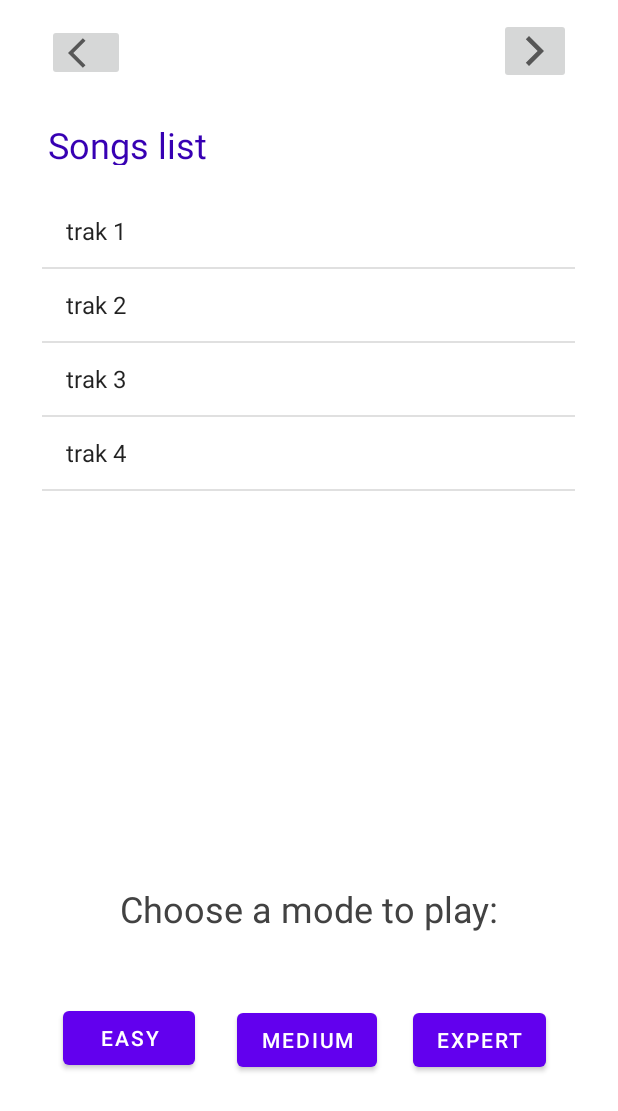
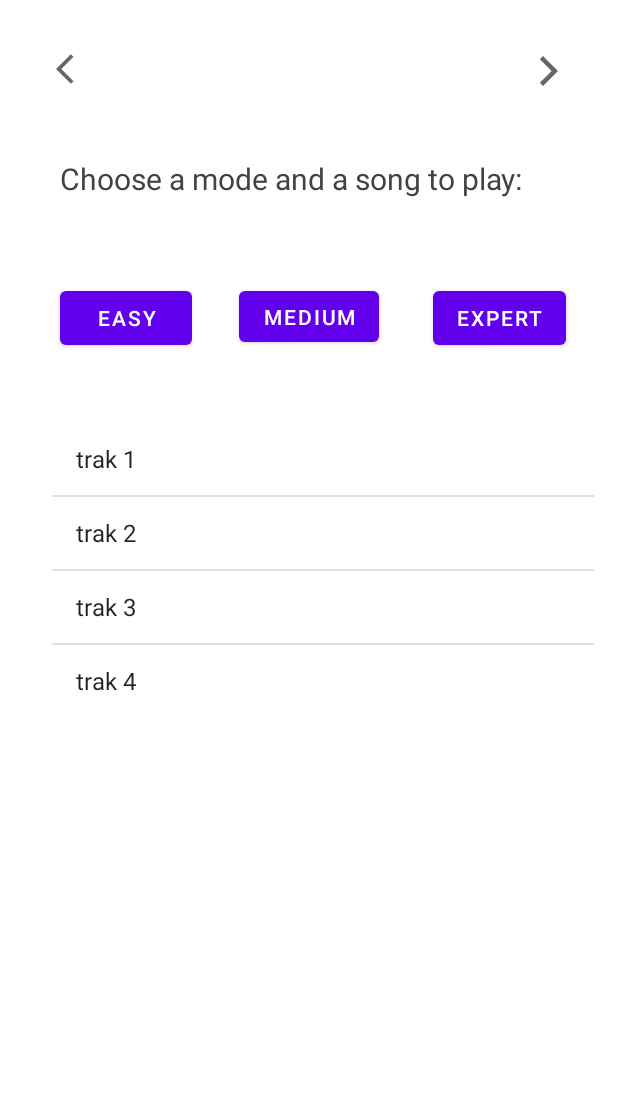
Before and after one commit to Salma22ch/HCI909-Project-Tap-Tap, an Android app: the PickActivity screen opened directly, with no data from a screen before it, on a phone screen of 412 x 824 dp. Shown: the top 1111 px of the screen. Run offline under Robolectric (Android 15) with nearby library versions, the phone set to English and light mode, and no system bars.

Commit message:
styles & layout

```diff
--- a/app/src/main/res/layout/activity_easy.xml
+++ b/app/src/main/res/layout/activity_easy.xml
@@ -7,9 +7,10 @@
 
     <androidx.constraintlayout.widget.ConstraintLayout
         android:id="@+id/top_bar"
-        android:layout_width="406dp"
-        android:layout_height="138dp"
+        android:layout_width="436dp"
+        android:layout_height="157dp"
         android:layout_marginBottom="1dp"
+        android:background="@android:color/darker_gray"
         app:layout_constraintBottom_toTopOf="@+id/first_layout"
         app:layout_constraintEnd_toEndOf="parent"
         app:layout_constraintHorizontal_bias="0.0"
@@ -48,8 +49,8 @@
 
     <androidx.constraintlayout.widget.ConstraintLayout
         android:id="@+id/first_layout"
-        android:layout_width="136dp"
-        android:layout_height="682dp"
+        android:layout_width="133dp"
+        android:layout_height="696dp"
         android:layout_marginStart="1dp"
         android:layout_marginLeft="1dp"
         android:layout_marginEnd="1dp"
@@ -66,8 +67,8 @@
             android:layout_width="wrap_content"
             android:layout_height="wrap_content"
             android:layout_marginBottom="32dp"
+            android:background="@android:color/holo_red_light"
             android:text="@string/tap_one"
-            android:background="@android:color/holo_red_light"
             android:textSize="24sp"
             app:backgroundTint="@android:color/holo_red_light"
             app:layout_constraintBottom_toBottomOf="parent"
@@ -77,8 +78,8 @@
 
     <androidx.constraintlayout.widget.ConstraintLayout
         android:id="@+id/second_layout"
-        android:layout_width="129dp"
-        android:layout_height="680dp"
+        android:layout_width="133dp"
+        android:layout_height="700dp"
         android:layout_weight="2"
         app:layout_constraintBottom_toBottomOf="parent"
         app:layout_constraintEnd_toEndOf="parent"
@@ -92,9 +93,9 @@
             android:layout_height="57dp"
             android:layout_marginBottom="32dp"
             android:background="@android:color/holo_blue_dark"
-            app:backgroundTint="@android:color/holo_blue_dark"
             android:text="@string/tap_two"
             android:textSize="24sp"
+            app:backgroundTint="@android:color/holo_blue_dark"
             app:layout_constraintBottom_toBottomOf="parent"
             app:layout_constraintEnd_toEndOf="parent"
             app:layout_constraintHorizontal_bias="0.483"
@@ -103,8 +104,8 @@
 
     <androidx.constraintlayout.widget.ConstraintLayout
         android:id="@+id/third_layout"
-        android:layout_width="138dp"
-        android:layout_height="682dp"
+        android:layout_width="140dp"
+        android:layout_height="699dp"
         android:layout_weight="2"
         app:layout_constraintBottom_toBottomOf="parent"
         app:layout_constraintEnd_toEndOf="parent"
@@ -118,9 +119,9 @@
             android:layout_width="wrap_content"
             android:layout_height="wrap_content"
             android:layout_marginBottom="36dp"
+            android:background="@android:color/holo_green_dark"
             android:text="@string/tap_three"
             android:textSize="24sp"
-            app:background="@android:color/holo_green_dark"
             app:backgroundTint="@android:color/holo_green_dark"
             app:layout_constraintBottom_toBottomOf="parent"
             app:layout_constraintEnd_toEndOf="parent"
--- a/app/src/main/res/layout/activity_pick.xml
+++ b/app/src/main/res/layout/activity_pick.xml
@@ -5,88 +5,81 @@
     android:layout_width="match_parent"
     android:layout_height="match_parent">
 
-    <TextView
-        android:id="@+id/textView"
-        android:layout_width="147dp"
-        android:layout_height="30dp"
-        android:layout_marginTop="80dp"
-        android:text="@string/song_list"
-        android:textColor="@color/purple_700"
-        android:textSize="24sp"
-        app:layout_constraintEnd_toEndOf="parent"
-        app:layout_constraintHorizontal_bias="0.121"
-        app:layout_constraintStart_toStartOf="parent"
-        app:layout_constraintTop_toTopOf="parent" />
-
     <ImageButton
         android:id="@+id/previous"
-        android:layout_width="52dp"
-        android:layout_height="38dp"
-        android:layout_marginTop="16dp"
+        android:layout_width="43dp"
+        android:layout_height="43dp"
+        android:layout_marginTop="24dp"
+        android:background="@color/white"
         android:contentDescription="@string/previous"
-        app:layout_constraintEnd_toEndOf="parent"
-        app:layout_constraintHorizontal_bias="0.087"
+        app:layout_constraintEnd_toStartOf="@+id/next"
+        app:layout_constraintHorizontal_bias="0.089"
         app:layout_constraintStart_toStartOf="parent"
         app:layout_constraintTop_toTopOf="parent"
         app:srcCompat="@drawable/ic_back_arrow" />
 
     <ImageButton
         android:id="@+id/next"
-        android:layout_width="wrap_content"
-        android:layout_height="wrap_content"
-        android:layout_marginTop="12dp"
+        android:layout_width="31dp"
+        android:layout_height="38dp"
+        android:layout_marginTop="28dp"
+        android:background="@color/white"
         android:contentDescription="@string/next"
         app:layout_constraintEnd_toEndOf="parent"
-        app:layout_constraintHorizontal_bias="0.914"
+        app:layout_constraintHorizontal_bias="0.919"
         app:layout_constraintStart_toStartOf="parent"
         app:layout_constraintTop_toTopOf="parent"
         app:srcCompat="@drawable/ic_forward_arrow" />
 
     <ListView
         android:id="@+id/listOfSongs"
-        android:layout_width="355dp"
-        android:layout_height="403dp"
-        android:layout_marginTop="20dp"
+        android:layout_width="361dp"
+        android:layout_height="wrap_content"
+        android:layout_marginTop="48dp"
+        android:layout_marginEnd="16dp"
+        android:layout_marginRight="16dp"
         app:layout_constraintEnd_toEndOf="parent"
-        app:layout_constraintHorizontal_bias="0.491"
-        app:layout_constraintStart_toStartOf="parent"
-        app:layout_constraintTop_toBottomOf="@+id/textView" />
+        app:layout_constraintTop_toBottomOf="@+id/MediumMode" />
 
     <TextView
         android:id="@+id/Mode"
         android:layout_width="wrap_content"
         android:layout_height="43dp"
-        android:layout_marginTop="56dp"
+        android:layout_marginStart="40dp"
+        android:layout_marginLeft="40dp"
+        android:layout_marginTop="20dp"
+        android:layout_marginBottom="21dp"
         android:text="@string/mode"
         android:textColor="@color/cardview_dark_background"
-        android:textSize="24sp"
-        app:layout_constraintEnd_toEndOf="parent"
+        android:textSize="20sp"
+        app:layout_constraintBottom_toTopOf="@+id/EasyMode"
         app:layout_constraintStart_toStartOf="parent"
-        app:layout_constraintTop_toBottomOf="@+id/listOfSongs" />
+        app:layout_constraintTop_toBottomOf="@+id/previous"
+        app:layout_constraintVertical_bias="0.506" />
 
     <Button
         android:id="@+id/EasyMode"
         android:layout_width="wrap_content"
         android:layout_height="wrap_content"
-        android:layout_marginBottom="108dp"
+        android:layout_marginTop="188dp"
+        android:layout_marginEnd="31dp"
+        android:layout_marginRight="31dp"
         android:text="@string/easy_mode"
-        app:layout_constraintBottom_toBottomOf="parent"
-        app:layout_constraintEnd_toEndOf="parent"
-        app:layout_constraintHorizontal_bias="0.13"
-        app:layout_constraintStart_toStartOf="parent" />
+        app:layout_constraintEnd_toStartOf="@+id/MediumMode"
+        app:layout_constraintHorizontal_bias="1.0"
+        app:layout_constraintStart_toStartOf="parent"
+        app:layout_constraintTop_toTopOf="parent" />
 
     <Button
         android:id="@+id/MediumMode"
         android:layout_width="wrap_content"
-        android:layout_height="wrap_content"
-        android:layout_marginStart="28dp"
-        android:layout_marginLeft="28dp"
-        android:layout_marginTop="80dp"
+        android:layout_height="46dp"
+        android:layout_marginTop="188dp"
         android:text="@string/mdeium_mode"
-        app:layout_constraintBottom_toBottomOf="parent"
-        app:layout_constraintStart_toEndOf="@+id/EasyMode"
-        app:layout_constraintTop_toBottomOf="@+id/listOfSongs"
-        app:layout_constraintVertical_bias="0.346" />
+        app:layout_constraintEnd_toEndOf="parent"
+        app:layout_constraintHorizontal_bias="0.501"
+        app:layout_constraintStart_toStartOf="parent"
+        app:layout_constraintTop_toTopOf="parent" />
 
     <Button
         android:id="@+id/ExpertMode"
@@ -94,11 +87,11 @@
         android:layout_height="wrap_content"
         android:layout_marginStart="24dp"
         android:layout_marginLeft="24dp"
-        android:layout_marginTop="80dp"
+        android:layout_marginTop="188dp"
         android:text="@string/expert_mode"
-        app:layout_constraintBottom_toBottomOf="parent"
+        app:layout_constraintEnd_toEndOf="parent"
+        app:layout_constraintHorizontal_bias="0.259"
         app:layout_constraintStart_toEndOf="@+id/MediumMode"
-        app:layout_constraintTop_toBottomOf="@+id/listOfSongs"
-        app:layout_constraintVertical_bias="0.346" />
+        app:layout_constraintTop_toTopOf="parent" />
 
 </androidx.constraintlayout.widget.ConstraintLayout>
--- a/app/src/main/res/values/strings.xml
+++ b/app/src/main/res/values/strings.xml
@@ -5,7 +5,7 @@
     <string name="song_list">Songs list</string>
     <string name="previous">Previous</string>
     <string name="next">Next</string>
-    <string name="mode">Choose a mode to play:</string>
+    <string name="mode">Choose a mode and a song to play:</string>
     <string name="easy_mode">Easy</string>
     <string name="mdeium_mode">Medium</string>
     <string name="expert_mode">Expert</string>
```
